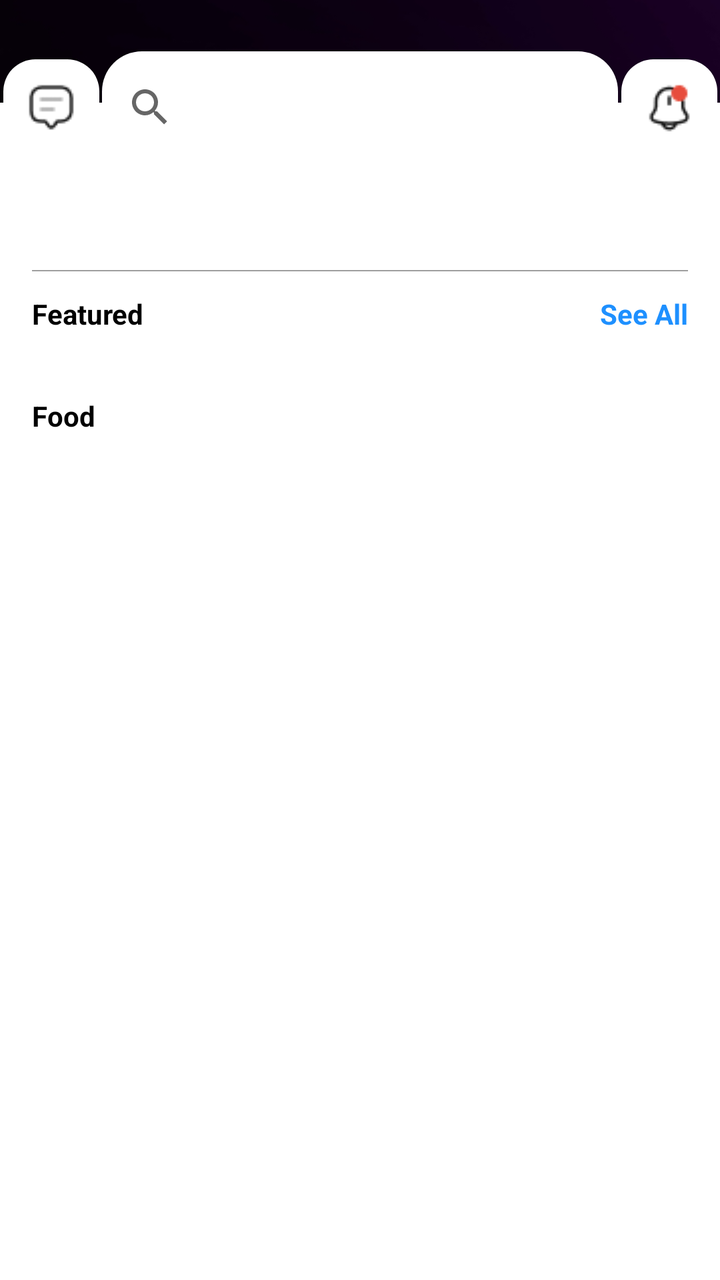
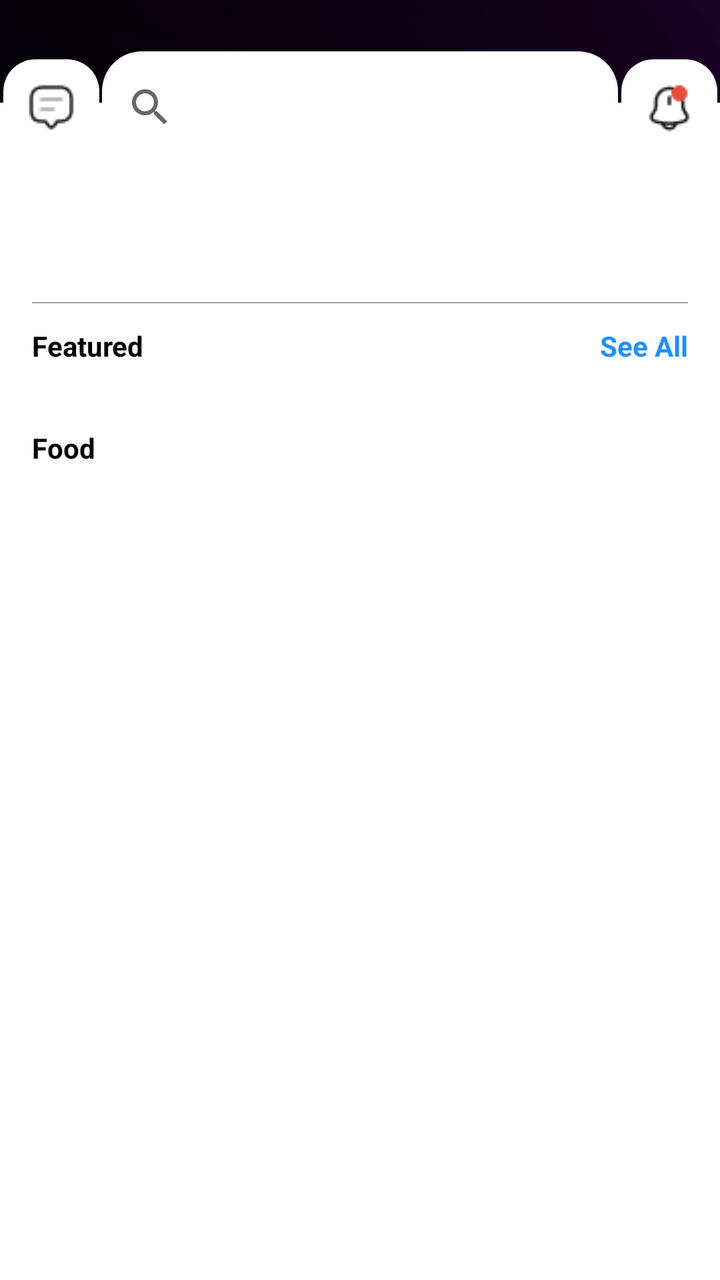

Compare the two renders of this Android layout. The source of the first and the diff that turns it into the second are given below.
<!-- AndroidManifest.xml: application theme Theme.VendiApp -->
<!-- res/layout/fragment_home.xml -->
<?xml version="1.0" encoding="utf-8"?>
<androidx.constraintlayout.widget.ConstraintLayout xmlns:android="http://schemas.android.com/apk/res/android"
    xmlns:tools="http://schemas.android.com/tools"
    android:layout_width="match_parent"
    android:layout_height="match_parent"
    android:background="@drawable/vendi_background"
    xmlns:app="http://schemas.android.com/apk/res-auto"
    tools:context=".view.main.home.HomeFragment">

    <androidx.constraintlayout.widget.ConstraintLayout
        android:id="@+id/cl"
        android:layout_width="match_parent"
        android:layout_height="56dp"
        android:background="@color/trans"
        app:layout_constraintEnd_toEndOf="parent"
        android:translationY="30dp"
        android:translationZ="10dp"
        app:layout_constraintStart_toStartOf="parent"
        app:layout_constraintBottom_toTopOf="@id/cl2">

        <ImageButton
            android:id="@+id/imageButton"
            android:layout_width="48dp"
            android:layout_height="48dp"
            android:focusable="true"
            android:clickable="true"
            android:background="@drawable/round_no_border"
            android:src="@drawable/icon_dialogue_black"
            android:contentDescription="for message"
            app:layout_constraintBottom_toBottomOf="parent"
            app:layout_constraintEnd_toStartOf="@+id/searchView"
            app:layout_constraintHorizontal_bias="0.5"
            app:layout_constraintStart_toStartOf="parent"
            app:layout_constraintTop_toTopOf="parent"
            app:layout_constraintVertical_bias="0.5" />

        
        <androidx.appcompat.widget.SearchView
            android:id="@+id/searchView"
            android:layout_width="258dp"
            android:layout_height="56dp"
            android:background="@drawable/border_search"
            android:queryHint="Search"
            app:layout_constraintBottom_toBottomOf="parent"
            app:layout_constraintEnd_toStartOf="@+id/imageButton2"
            app:layout_constraintHorizontal_bias="0.5"
            app:layout_constraintStart_toEndOf="@+id/imageButton"
            app:layout_constraintTop_toTopOf="parent"
            app:layout_constraintVertical_bias="0.5" />

        <ImageButton
            android:id="@+id/imageButton2"
            android:layout_width="48dp"
            android:layout_height="48dp"
            android:background="@drawable/round_no_border"
            android:src="@drawable/icon_bell_on"
            android:contentDescription="for notification"
            app:layout_constraintBottom_toBottomOf="parent"
            app:layout_constraintEnd_toEndOf="parent"
            app:layout_constraintHorizontal_bias="0.5"
            app:layout_constraintStart_toEndOf="@+id/searchView"
            app:layout_constraintTop_toTopOf="parent"
            app:layout_constraintVertical_bias="0.5" />

    </androidx.constraintlayout.widget.ConstraintLayout>

    <androidx.constraintlayout.widget.ConstraintLayout
        android:id="@+id/cl2"
        android:layout_width="match_parent"
        android:layout_height="0dp"
        android:background="@color/white"
        app:layout_constraintBottom_toBottomOf="parent"
        app:layout_constraintEnd_toEndOf="parent"
        app:layout_constraintHeight_percent=".92"
        app:layout_constraintStart_toStartOf="parent">

        
        <com.google.android.material.tabs.TabLayout
            android:id="@+id/tabLayout"
            android:layout_width="match_parent"
            android:layout_height="wrap_content"
            android:layout_marginStart="16dp"
            android:layout_marginEnd="16dp"
            android:layout_marginTop="32dp"
            android:background="@color/white"
            app:layout_constraintBottom_toTopOf="@+id/ll"
            app:layout_constraintEnd_toEndOf="parent"
            app:layout_constraintHorizontal_bias="0.5"
            app:layout_constraintStart_toStartOf="parent"
            app:layout_constraintTop_toTopOf="parent"
            app:layout_constraintVertical_bias="0.5"
            app:tabGravity="fill"
            app:tabIndicatorColor="@color/bright"
            app:tabIndicatorFullWidth="false"
            app:tabMode="fixed"
            app:tabRippleColor="@null" />

        <LinearLayout
            android:id="@+id/ll"
            android:layout_width="match_parent"
            android:layout_height="8dp"
            android:layout_marginStart="16dp"
            android:layout_marginEnd="16dp"
            android:gravity="center"
            android:orientation="vertical"
            app:layout_constraintEnd_toEndOf="@id/tabLayout"
            app:layout_constraintStart_toStartOf="@id/tabLayout"
            app:layout_constraintTop_toBottomOf="@id/tabLayout">

            <TextView
                android:layout_width="match_parent"
                android:layout_height=".5dp"
                android:background="@color/grey" />

        </LinearLayout>

        <RelativeLayout
            android:id="@+id/rl"
            android:layout_width="match_parent"
            android:layout_height="wrap_content"
            android:layout_marginStart="16dp"
            android:layout_marginTop="8dp"
            android:layout_marginEnd="16dp"
            android:paddingBottom="16dp"
            app:layout_constraintEnd_toEndOf="@+id/ll"
            app:layout_constraintStart_toStartOf="@id/ll"
            app:layout_constraintTop_toBottomOf="@id/ll">

            <TextView
                android:layout_width="wrap_content"
                android:layout_height="wrap_content"
                android:layout_alignParentStart="true"
                android:text="Featured"
                android:textColor="@color/black"
                android:textSize="14sp"
                android:textStyle="bold" />

            <TextView
                android:layout_width="wrap_content"
                android:layout_height="wrap_content"
                android:layout_alignParentEnd="true"
                android:text="See All"
                android:textColor="@color/blue"
                android:textSize="14sp"
                android:textStyle="bold" />

        </RelativeLayout>

        
        <androidx.recyclerview.widget.RecyclerView
            android:id="@+id/rvFeaturedEvents"
            android:layout_width="match_parent"
            android:layout_height="wrap_content"
            android:layout_marginStart="16dp"
            android:layout_marginEnd="16dp"
            app:layout_constraintStart_toStartOf="@id/rl"
            app:layout_constraintTop_toBottomOf="@id/rl" />

        <TextView
            android:id="@+id/tvTab"
            android:layout_width="match_parent"
            android:layout_height="wrap_content"
            android:layout_margin="8dp"
            android:padding="8dp"
            android:paddingEnd="0dp"
            android:text="Food"
            android:textColor="@color/black"
            android:textSize="14sp"
            android:textStyle="bold"
            app:layout_constraintEnd_toEndOf="@id/rvFeaturedEvents"
            app:layout_constraintStart_toStartOf="@id/rvFeaturedEvents"
            app:layout_constraintTop_toBottomOf="@id/rvFeaturedEvents" />

        
        <androidx.viewpager2.widget.ViewPager2
            android:id="@+id/viewPager"
            android:layout_width="match_parent"
            android:layout_height="0dp"
            android:layout_marginBottom="60dp"
            app:layout_constraintBottom_toBottomOf="parent"
            app:layout_constraintEnd_toEndOf="@id/tvTab"
            app:layout_constraintStart_toStartOf="@id/tvTab"
            app:layout_constraintTop_toBottomOf="@id/tvTab" />

    </androidx.constraintlayout.widget.ConstraintLayout>

    <FrameLayout
        android:id="@+id/fragment_container"
        android:layout_width="match_parent"
        android:layout_height="0dp"
        app:layout_constraintTop_toBottomOf="@id/cl2"
        app:layout_constraintBottom_toTopOf="parent"/>


</androidx.constraintlayout.widget.ConstraintLayout>
<!-- resources referenced by this layout -->
<resources>
  <color name="black">#FF000000</color>
  <color name="blue">#1E90FF</color>
  <color name="bright">#6200EE</color>
  <color name="grey">#9E9E9E</color>
  <color name="trans">#00FFFFFF</color>
  <color name="white">#FFFFFFFF</color>
  <!-- drawable border_search (drawable) -->
  <shape xmlns:android="http://schemas.android.com/apk/res/android"
      android:shape="rectangle">
  
      
      <solid android:color="@color/white"/>  
  
      
      <corners android:radius="20dp"/>  
  
  </shape>
  <!-- drawable icon_bell_on: png bitmap (drawable, 580 bytes) -->
  <!-- drawable icon_dialogue_black: png bitmap (drawable, 566 bytes) -->
  <!-- drawable round_no_border (drawable) -->
  <?xml version="1.0" encoding="utf-8"?>
  <shape xmlns:android="http://schemas.android.com/apk/res/android"
      android:shape="rectangle">
  
      
      <solid android:color="#FFFFFF"/>
  
      
      <corners android:radius="16dp"/>
  
      
      <padding
          android:left="8dp"
          android:top="8dp"
          android:right="8dp"
          android:bottom="8dp"/>
  </shape>
  <!-- drawable vendi_background: png bitmap (drawable, 191298 bytes) -->
  <style name="Theme.VendiApp" parent="Theme.MaterialComponents.Light.NoActionBar">
  
          
          <item name="android:statusBarColor">@color/black</item>
      </style>
</resources>

<!-- the commit's change to res/layout/fragment_home.xml (unified diff, before → after) -->
@@ -75,121 +75,114 @@
         app:layout_constraintStart_toStartOf="parent">
 
         
-        <com.google.android.material.tabs.TabLayout
-            android:id="@+id/tabLayout"
+        <ScrollView
             android:layout_width="match_parent"
-            android:layout_height="wrap_content"
-            android:layout_marginStart="16dp"
-            android:layout_marginEnd="16dp"
-            android:layout_marginTop="32dp"
-            android:background="@color/white"
-            app:layout_constraintBottom_toTopOf="@+id/ll"
-            app:layout_constraintEnd_toEndOf="parent"
-            app:layout_constraintHorizontal_bias="0.5"
-            app:layout_constraintStart_toStartOf="parent"
-            app:layout_constraintTop_toTopOf="parent"
-            app:layout_constraintVertical_bias="0.5"
-            app:tabGravity="fill"
-            app:tabIndicatorColor="@color/bright"
-            app:tabIndicatorFullWidth="false"
-            app:tabMode="fixed"
-            app:tabRippleColor="@null" />
+            android:layout_height="match_parent"
+            android:fillViewport="true">
 
-        <LinearLayout
-            android:id="@+id/ll"
-            android:layout_width="match_parent"
-            android:layout_height="8dp"
-            android:layout_marginStart="16dp"
-            android:layout_marginEnd="16dp"
-            android:gravity="center"
-            android:orientation="vertical"
-            app:layout_constraintEnd_toEndOf="@id/tabLayout"
-            app:layout_constraintStart_toStartOf="@id/tabLayout"
-            app:layout_constraintTop_toBottomOf="@id/tabLayout">
+            <LinearLayout
+                android:layout_width="match_parent"
+                android:layout_height="wrap_content"
+                android:orientation="vertical"
+                android:paddingTop="16dp"
+                android:paddingBottom="16dp">
 
-            <TextView
-                android:layout_width="match_parent"
-                android:layout_height=".5dp"
-                android:background="@color/grey" />
+                
+                <com.google.android.material.tabs.TabLayout
+                    android:id="@+id/tabLayout"
+                    android:layout_width="match_parent"
+                    android:layout_height="wrap_content"
+                    android:layout_marginStart="16dp"
+                    android:layout_marginEnd="16dp"
+                    android:layout_marginTop="32dp"
+                    android:background="@color/white"
+                    app:layout_constraintBottom_toTopOf="@+id/ll"
+                    app:layout_constraintEnd_toEndOf="parent"
+                    app:layout_constraintHorizontal_bias="0.5"
+                    app:layout_constraintStart_toStartOf="parent"
+                    app:layout_constraintTop_toTopOf="parent"
+                    app:layout_constraintVertical_bias="0.5"
+                    app:tabGravity="fill"
+                    app:tabIndicatorColor="@color/bright"
+                    app:tabIndicatorFullWidth="false"
+                    app:tabMode="fixed"
+                    app:tabRippleColor="@null" />
 
-        </LinearLayout>
+                
+                <LinearLayout
+                    android:id="@+id/ll"
+                    android:layout_width="match_parent"
+                    android:layout_height="8dp"
+                    android:layout_marginStart="16dp"
+                    android:layout_marginEnd="16dp"
+                    android:gravity="center"
+                    android:orientation="vertical">
 
-        <RelativeLayout
-            android:id="@+id/rl"
-            android:layout_width="match_parent"
-            android:layout_height="wrap_content"
-            android:layout_marginStart="16dp"
-            android:layout_marginTop="8dp"
-            android:layout_marginEnd="16dp"
-            android:paddingBottom="16dp"
-            app:layout_constraintEnd_toEndOf="@+id/ll"
-            app:layout_constraintStart_toStartOf="@id/ll"
-            app:layout_constraintTop_toBottomOf="@id/ll">
+                    <TextView
+                        android:layout_width="match_parent"
+                        android:layout_height=".5dp"
+                        android:background="@color/grey" />
 
-            <TextView
-                android:layout_width="wrap_content"
-                android:layout_height="wrap_content"
-                android:layout_alignParentStart="true"
-                android:text="Featured"
-                android:textColor="@color/black"
-                android:textSize="14sp"
-                android:textStyle="bold" />
+                </LinearLayout>
 
-            <TextView
-                android:layout_width="wrap_content"
-                android:layout_height="wrap_content"
-                android:layout_alignParentEnd="true"
-                android:text="See All"
-                android:textColor="@color/blue"
-                android:textSize="14sp"
-                android:textStyle="bold" />
+                
+                <RelativeLayout
+                    android:id="@+id/rl"
+                    android:layout_width="match_parent"
+                    android:layout_height="wrap_content"
+                    android:layout_marginStart="16dp"
+                    android:layout_marginTop="8dp"
+                    android:layout_marginEnd="16dp"
+                    android:paddingBottom="16dp">
 
-        </RelativeLayout>
+                    <TextView
+                        android:layout_width="wrap_content"
+                        android:layout_height="wrap_content"
+                        android:layout_alignParentStart="true"
+                        android:text="Featured"
+                        android:textColor="@color/black"
+                        android:textSize="14sp"
+                        android:textStyle="bold" />
 
-        
-        <androidx.recyclerview.widget.RecyclerView
-            android:id="@+id/rvFeaturedEvents"
-            android:layout_width="match_parent"
-            android:layout_height="wrap_content"
-            android:layout_marginStart="16dp"
-            android:layout_marginEnd="16dp"
-            app:layout_constraintStart_toStartOf="@id/rl"
-            app:layout_constraintTop_toBottomOf="@id/rl" />
+                    <TextView
+                        android:layout_width="wrap_content"
+                        android:layout_height="wrap_content"
+                        android:layout_alignParentEnd="true"
+                        android:text="See All"
+                        android:textColor="@color/blue"
+                        android:textSize="14sp"
+                        android:textStyle="bold" />
+                </RelativeLayout>
 
-        <TextView
-            android:id="@+id/tvTab"
-            android:layout_width="match_parent"
-            android:layout_height="wrap_content"
-            android:layout_margin="8dp"
-            android:padding="8dp"
-            android:paddingEnd="0dp"
-            android:text="Food"
-            android:textColor="@color/black"
-            android:textSize="14sp"
-            android:textStyle="bold"
-            app:layout_constraintEnd_toEndOf="@id/rvFeaturedEvents"
-            app:layout_constraintStart_toStartOf="@id/rvFeaturedEvents"
-            app:layout_constraintTop_toBottomOf="@id/rvFeaturedEvents" />
+                
+                <androidx.recyclerview.widget.RecyclerView
+                    android:id="@+id/rvFeaturedEvents"
+                    android:layout_width="match_parent"
+                    android:layout_height="wrap_content"
+                    android:layout_marginStart="16dp"
+                    android:layout_marginEnd="16dp" />
 
-        
-        <androidx.viewpager2.widget.ViewPager2
-            android:id="@+id/viewPager"
-            android:layout_width="match_parent"
-            android:layout_height="0dp"
-            android:layout_marginBottom="60dp"
-            app:layout_constraintBottom_toBottomOf="parent"
-            app:layout_constraintEnd_toEndOf="@id/tvTab"
-            app:layout_constraintStart_toStartOf="@id/tvTab"
-            app:layout_constraintTop_toBottomOf="@id/tvTab" />
+                
+                <TextView
+                    android:id="@+id/tvTab"
+                    android:layout_width="match_parent"
+                    android:layout_height="wrap_content"
+                    android:layout_margin="8dp"
+                    android:padding="8dp"
+                    android:paddingEnd="0dp"
+                    android:text="Food"
+                    android:textColor="@color/black"
+                    android:textSize="14sp"
+                    android:textStyle="bold" />
 
+                
+                <androidx.viewpager2.widget.ViewPager2
+                    android:id="@+id/viewPager"
+                    android:layout_width="match_parent"
+                    android:layout_height="wrap_content"
+                    android:layout_marginBottom="60dp" />
+            </LinearLayout>
+        </ScrollView>
     </androidx.constraintlayout.widget.ConstraintLayout>
 
-    <FrameLayout
-        android:id="@+id/fragment_container"
-        android:layout_width="match_parent"
-        android:layout_height="0dp"
-        app:layout_constraintTop_toBottomOf="@id/cl2"
-        app:layout_constraintBottom_toTopOf="parent"/>
-
-
 </androidx.constraintlayout.widget.ConstraintLayout>
